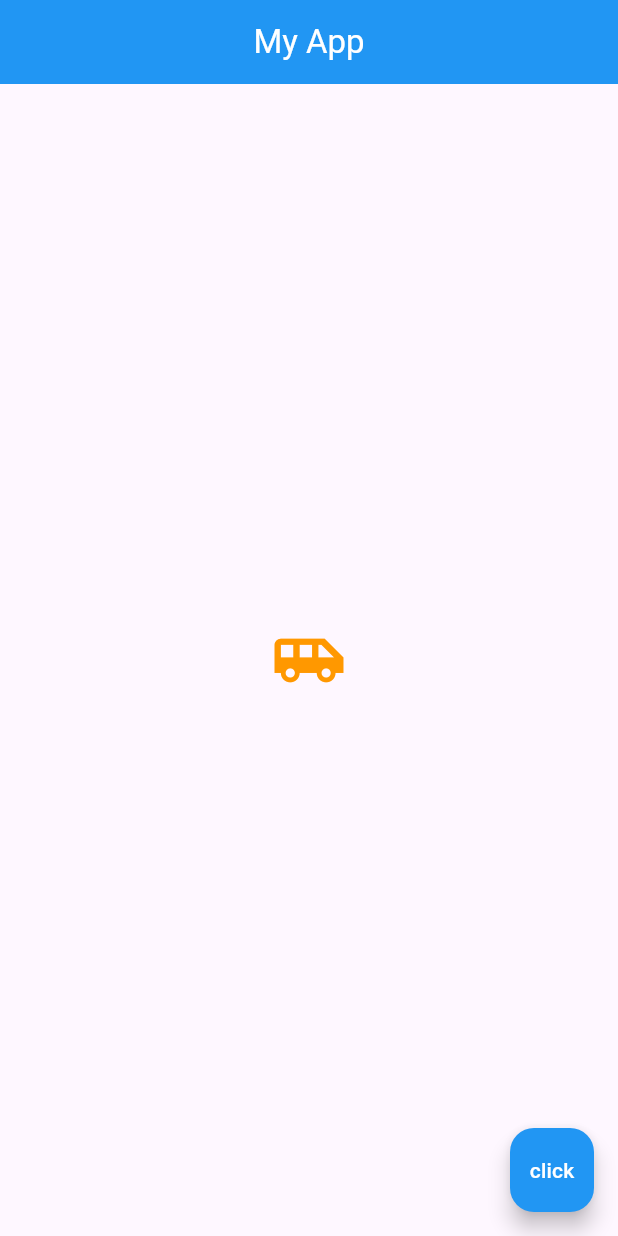
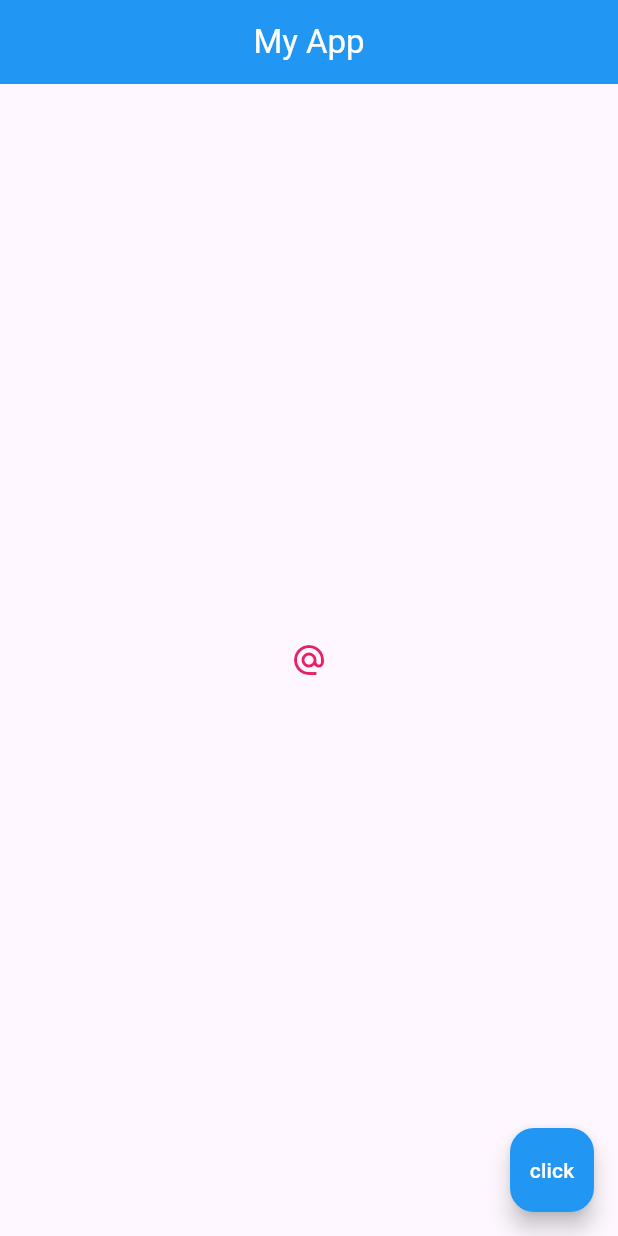
Before and after one commit to Oj-PreshuZ/time_app, a Flutter app: the screen it shows after launch, on a phone screen of 412 x 824 dp. Run offline on Flutter 3.47's test engine with Material 3 defaults, Android fonts, the phone set to English and light mode, and no system bars.

Commit message:
icons and buttons

```diff
--- a/lib/main.dart
+++ b/lib/main.dart
@@ -1,4 +1,5 @@
 import 'package:flutter/material.dart';
+import 'package:flutter/widgets.dart';
 
 void main() {
   runApp(
@@ -23,10 +24,10 @@ class Home extends StatelessWidget {
         centerTitle: true,
       ),
       body: Center(
-        child: Icon(
-          Icons.airport_shuttle,
-          color: Colors.orange,
-          size: 50.0,
+        child: IconButton(
+          onPressed: () {},
+          icon: Icon(Icons.alternate_email),
+          color: Colors.pink,
         ),
       ),
       floatingActionButton: FloatingActionButton(
```
